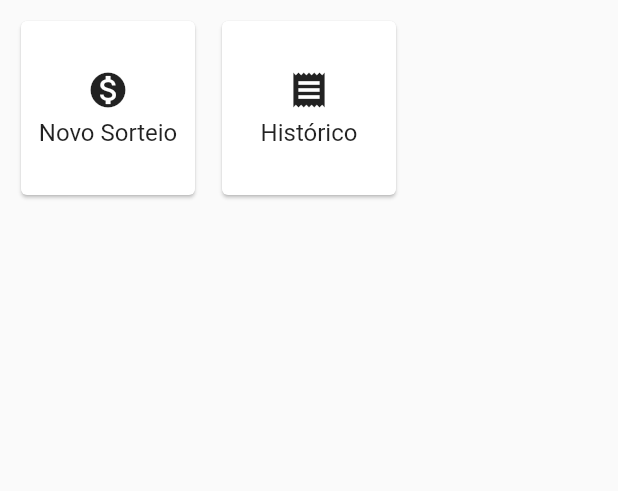
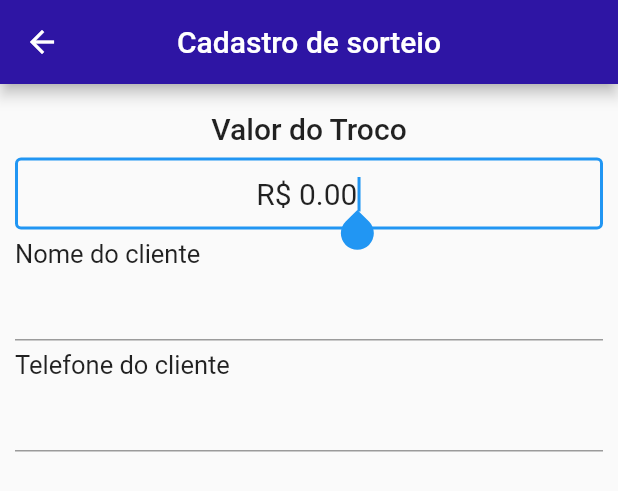
Before and after one commit to Juniorlpes/Troco_premiado, a Flutter app: the HomeBody widget shown alone on an empty page, opened directly, after a tap on "Novo Sorteio", on a phone screen of 412 x 824 dp. Shown: the top 491 px of the screen. Run offline on Flutter 3.47's test engine with Material 2 defaults, Android fonts, the phone set to English and light mode, and no system bars; our stand-ins replace cloud_firestore, firebase_auth, firebase_core, flutter_masked_text, flutter_mobx, flutter_modular and 6 more; accounts and stored records are empty; generated files the repository leaves out were written again.

Commit message:
logOut, improve ticketRaffle model and init create raffle page

```diff
--- a/lib/app/modules/home/components/home_body.dart
+++ b/lib/app/modules/home/components/home_body.dart
@@ -1,6 +1,10 @@
 import 'package:flutter/material.dart';
+import 'package:flutter_modular/flutter_modular.dart';
+import 'package:troco_premiado/app/modules/home/home_controller.dart';
+import 'package:troco_premiado/shared/components/commom_animations.dart';
 
 class HomeBody extends StatelessWidget {
+  final controller = Modular.get<HomeController>();
   @override
   Widget build(BuildContext context) {
     return Stack(
@@ -15,7 +19,7 @@ class HomeBody extends StatelessWidget {
           children: [
             Card(
               child: InkWell(
-                onTap: () {},
+                onTap: () => Modular.to.pushNamed('/home/addTicket'),
                 child: Column(
                   mainAxisAlignment: MainAxisAlignment.center,
                   crossAxisAlignment: CrossAxisAlignment.center,
@@ -55,6 +59,38 @@ class HomeBody extends StatelessWidget {
                 ),
               ),
             ),
+            Card(
+              child: InkWell(
+                onTap: () async {
+                  showDialog(
+                    context: context,
+                    barrierDismissible: false,
+                    builder: (_) => SimpleLoadingAnimation(isWhite: true),
+                  );
+                  final loggedOut = await controller.logOut();
+                  Modular.to.pop();
+                  if (loggedOut) {
+                    Modular.to.pushReplacementNamed('/');
+                  }
+                },
+                child: Column(
+                  mainAxisAlignment: MainAxisAlignment.center,
+                  crossAxisAlignment: CrossAxisAlignment.center,
+                  children: <Widget>[
+                    Icon(
+                      Icons.exit_to_app,
+                      size: 28,
+                    ),
+                    const SizedBox(height: 5),
+                    Text(
+                      'Log out',
+                      textAlign: TextAlign.center,
+                      style: TextStyle(fontSize: 16),
+                    )
+                  ],
+                ),
+              ),
+            ),
           ],
         ),
       ],
--- a/lib/app/modules/home/home_module.dart
+++ b/lib/app/modules/home/home_module.dart
@@ -1,3 +1,5 @@
+import 'package:troco_premiado/app/modules/home/pages/raffle_page.dart';
+
 import 'home_controller.dart';
 import 'package:flutter_modular/flutter_modular.dart';
 
@@ -13,6 +15,7 @@ class HomeModule extends ChildModule {
   List<ModularRouter> get routers => [
         ModularRouter(Modular.initialRoute,
             child: (_, args) => HomePage(args.data)),
+        ModularRouter('/addTicket', child: (_, args) => CreateRafflePage()),
       ];
 
   static Inject get to => Inject<HomeModule>.of();
--- /dev/null
+++ b/lib/app/modules/home/pages/raffle_page.dart
@@ -0,0 +1,114 @@
+import 'package:flutter/material.dart';
+import 'package:flutter_masked_text/flutter_masked_text.dart';
+
+class CreateRafflePage extends StatefulWidget {
+  @override
+  _RafflePageState createState() => _RafflePageState();
+}
+
+class _RafflePageState extends State<CreateRafflePage> {
+  final _formKey = GlobalKey<FormState>();
+  final valueController =
+      MoneyMaskedTextController(leftSymbol: 'R\$ ', decimalSeparator: ".");
+  final nameController = TextEditingController();
+  final phoneController = MaskedTextController(mask: '(00) 0 0000-0000');
+
+  @override
+  Widget build(BuildContext context) {
+    return Scaffold(
+      appBar: AppBar(
+        title: Text('Cadastro de sorteio'),
+        centerTitle: true,
+      ),
+      body: Form(
+        key: _formKey,
+        child: SingleChildScrollView(
+          padding: const EdgeInsets.all(10),
+          child: Container(
+            width: double.infinity,
+            child: Column(
+              crossAxisAlignment: CrossAxisAlignment.start,
+              children: [
+                Container(
+                  alignment: Alignment.center,
+                  padding: const EdgeInsets.symmetric(vertical: 8),
+                  child: Text(
+                    'Valor do Troco',
+                    style: TextStyle(
+                      fontSize: 20,
+                      fontWeight: FontWeight.w500,
+                    ),
+                  ),
+                ),
+                getValueFormField(),
+                const SizedBox(height: 6),
+                Text(
+                  'Nome do cliente',
+                  style: TextStyle(
+                    fontSize: 17,
+                    // fontWeight: FontWeight.w500,
+                  ),
+                ),
+                TextFormField(
+                  controller: nameController,
+                  validator: (s) {
+                    if (s.trim().isEmpty) {
+                      return 'Campo obrigatório';
+                    } else {
+                      return null;
+                    }
+                  },
+                ),
+                const SizedBox(height: 6),
+                Text(
+                  'Telefone do cliente',
+                  style: TextStyle(
+                    fontSize: 17,
+                    // fontWeight: FontWeight.w500,
+                  ),
+                ),
+                TextFormField(
+                  controller: phoneController,
+                  keyboardType: TextInputType.numberWithOptions(),
+                  validator: (s) {
+                    if (s.trim().isEmpty) {
+                      return 'Campo obrigatório';
+                    } else {
+                      return null;
+                    }
+                  },
+                ),
+              ],
+            ),
+          ),
+        ),
+      ),
+    );
+  }
+
+  Widget getValueFormField() {
+    return TextFormField(
+      autofocus: true,
+      decoration: InputDecoration(
+        border: OutlineInputBorder(
+          borderSide: BorderSide(color: Theme.of(context).primaryColor),
+        ),
+        contentPadding: const EdgeInsets.symmetric(horizontal: 12, vertical: 4),
+      ),
+      textAlign: TextAlign.center,
+      style: TextStyle(fontSize: 20),
+      keyboardType: TextInputType.numberWithOptions(),
+      controller: valueController,
+      validator: (s) {
+        final stringValue = s.replaceAll('R\$', '');
+        final douleValue = double.parse(stringValue);
+        if (douleValue > 4.99 || douleValue < 0.01) {
+          return 'Por favor, valores devem ser entre 0,01 e 4,99';
+        } else {
+          return null;
+        }
+      },
+      // onFieldSubmitted: (s) => _formKey.currentState.validate(),
+    );
+  }
+}
--- a/lib/app/modules/splash/splash_controller.dart
+++ b/lib/app/modules/splash/splash_controller.dart
@@ -23,6 +23,9 @@ abstract class _SplashControllerBase with Store {
   Account prevAccount;
 
   Future<void> initHive() async {
+    if (Hive.isAdapterRegistered(1)) {
+      return;
+    }
     final appDocumentDirectory = await getApplicationDocumentsDirectory();
     Hive.init(appDocumentDirectory.path);
     Hive.registerAdapter(AccountAdapter());
--- a/lib/main.dart
+++ b/lib/main.dart
@@ -3,6 +3,6 @@ import 'package:troco_premiado/app/app_module.dart';
 import 'package:flutter_modular/flutter_modular.dart';
 
 void main() {
-  //WidgetsFlutterBinding.ensureInitialized();
+  // WidgetsFlutterBinding.ensureInitialized();
   runApp(ModularApp(module: AppModule()));
 }
--- a/lib/shared/repositories/interfaces/i_raffle.dart
+++ b/lib/shared/repositories/interfaces/i_raffle.dart
@@ -3,7 +3,8 @@ import 'package:troco_premiado/shared/models/account.dart';
 import 'package:troco_premiado/shared/models/ticket_raffle.dart';
 
 abstract class IRaffle {
-  Future<TicketRaffle> sortNumber(Account mainAccount);
+  Future<TicketRaffle> sortNumber(
+      Account mainAccount, String clientName, String phone, double ticketValue);
   Future<bool> cacheRaffle(TicketRaffle raffle);
   Future<void> cacheRaffleDates({@required int month, @required int year});
   Future<void> cacheNextRaffleDates(DateTime date);
--- a/pubspec.yaml
+++ b/pubspec.yaml
@@ -29,6 +29,7 @@ dependencies:
   lottie: ^0.7.0+1
   google_fonts: ^1.1.1
   intl: ^0.16.1
+  flutter_masked_text: ^0.8.0
 
 dev_dependencies:
   mockito: ^4.1.3
```
Also changed, not shown: lib/app/modules/home/home_controller.dart (+7 -0 lines), lib/shared/models/ticket_raffle.dart (+10 -1 lines), lib/shared/repositories/auth_repository.dart (+4 -5 lines), lib/shared/repositories/raffle_repository.dart (+6 -2 lines), lib/shared/models/ticket_raffle.g.dart, pubspec.lock.
